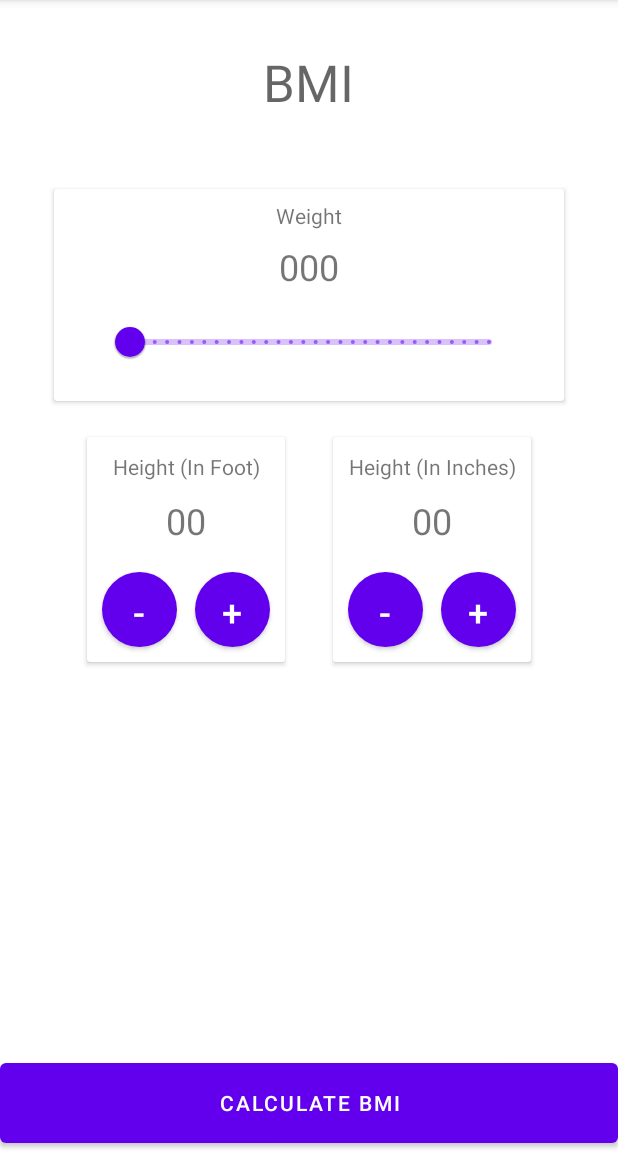
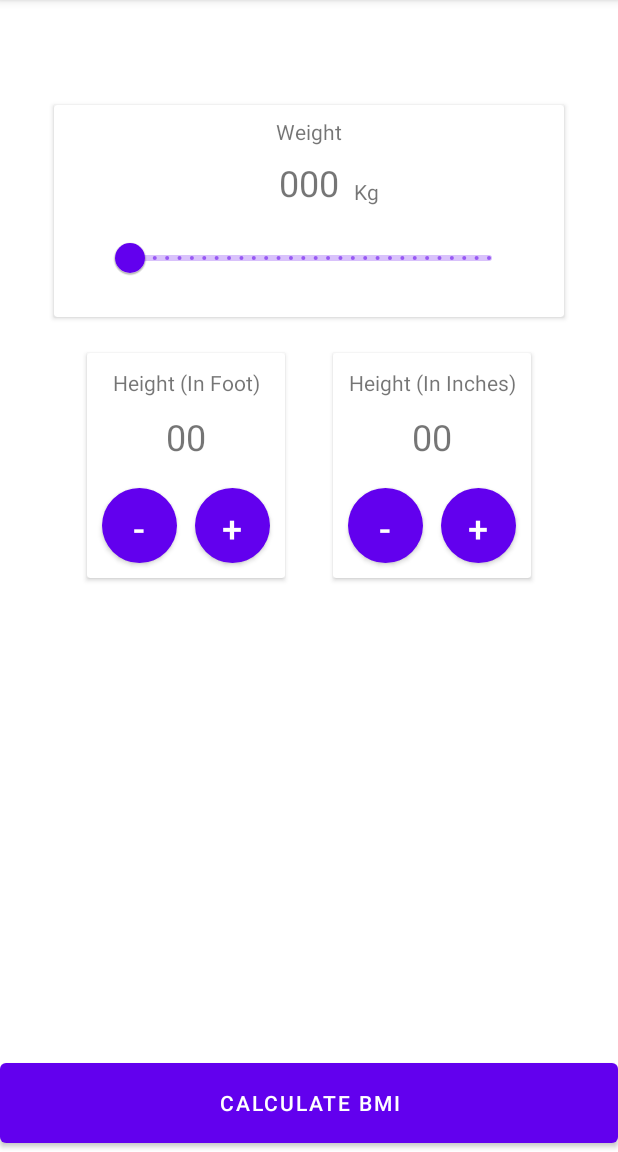
Before and after one commit to Vishnuanand77/BMI_Calculator, an Android app: the screen it shows after launch (MainActivity), on a phone screen of 412 x 824 dp, the part 84-1236 px from its top. Run offline under Robolectric (Android 15) with nearby library versions, the phone set to English and light mode, and no system bars.

Commit message:
Updated logic for BMI calculation and UI text display

```diff
--- a/app/src/main/res/layout/activity_main.xml
+++ b/app/src/main/res/layout/activity_main.xml
@@ -10,10 +10,10 @@
         android:id="@+id/WeightCard"
         android:layout_width="340dp"
         android:layout_height="wrap_content"
-        android:layout_marginTop="28dp"
+        android:layout_marginTop="70dp"
         app:layout_constraintEnd_toEndOf="parent"
         app:layout_constraintStart_toStartOf="parent"
-        app:layout_constraintTop_toBottomOf="@+id/BMI_Output">
+        app:layout_constraintTop_toTopOf="parent">
 
         <androidx.constraintlayout.widget.ConstraintLayout
             android:layout_width="match_parent"
@@ -55,6 +55,15 @@
                 app:layout_constraintEnd_toEndOf="parent"
                 app:layout_constraintStart_toStartOf="parent"
                 app:layout_constraintTop_toBottomOf="@+id/WeightDisplay" />
+
+            <TextView
+                android:id="@+id/textView8"
+                android:layout_width="wrap_content"
+                android:layout_height="wrap_content"
+                android:layout_marginTop="48dp"
+                android:text="Kg"
+                app:layout_constraintStart_toEndOf="@+id/WeightDisplay"
+                app:layout_constraintTop_toTopOf="parent" />
         </androidx.constraintlayout.widget.ConstraintLayout>
 
     </androidx.cardview.widget.CardView>
@@ -69,18 +78,18 @@
         app:layout_constraintHorizontal_bias="0.0"
         app:layout_constraintStart_toStartOf="parent" />
 
-    <TextView
-        android:id="@+id/BMI_Output"
-        android:layout_width="183dp"
-        android:layout_height="66dp"
-        android:layout_marginTop="32dp"
-        android:hint="BMI"
-        android:textAlignment="center"
-        android:textSize="34sp"
-        app:layout_constraintEnd_toEndOf="parent"
-        app:layout_constraintHorizontal_bias="0.498"
-        app:layout_constraintStart_toStartOf="parent"
-        app:layout_constraintTop_toTopOf="parent" />
+<!--    <TextView-->
+<!--        android:id="@+id/BMI_Output"-->
+<!--        android:layout_width="183dp"-->
+<!--        android:layout_height="66dp"-->
+<!--        android:layout_marginTop="32dp"-->
+<!--        android:hint="BMI"-->
+<!--        android:textAlignment="center"-->
+<!--        android:textSize="34sp"-->
+<!--        app:layout_constraintEnd_toEndOf="parent"-->
+<!--        app:layout_constraintHorizontal_bias="0.498"-->
+<!--        app:layout_constraintStart_toStartOf="parent"-->
+<!--        app:layout_constraintTop_toTopOf="parent" />-->
 
     <androidx.cardview.widget.CardView
         android:id="@+id/Height_Foot_Card"
```
Also changed, not shown: app/src/main/java/com/example/bmicalculator/MainActivity.java (+68 -19 lines).
